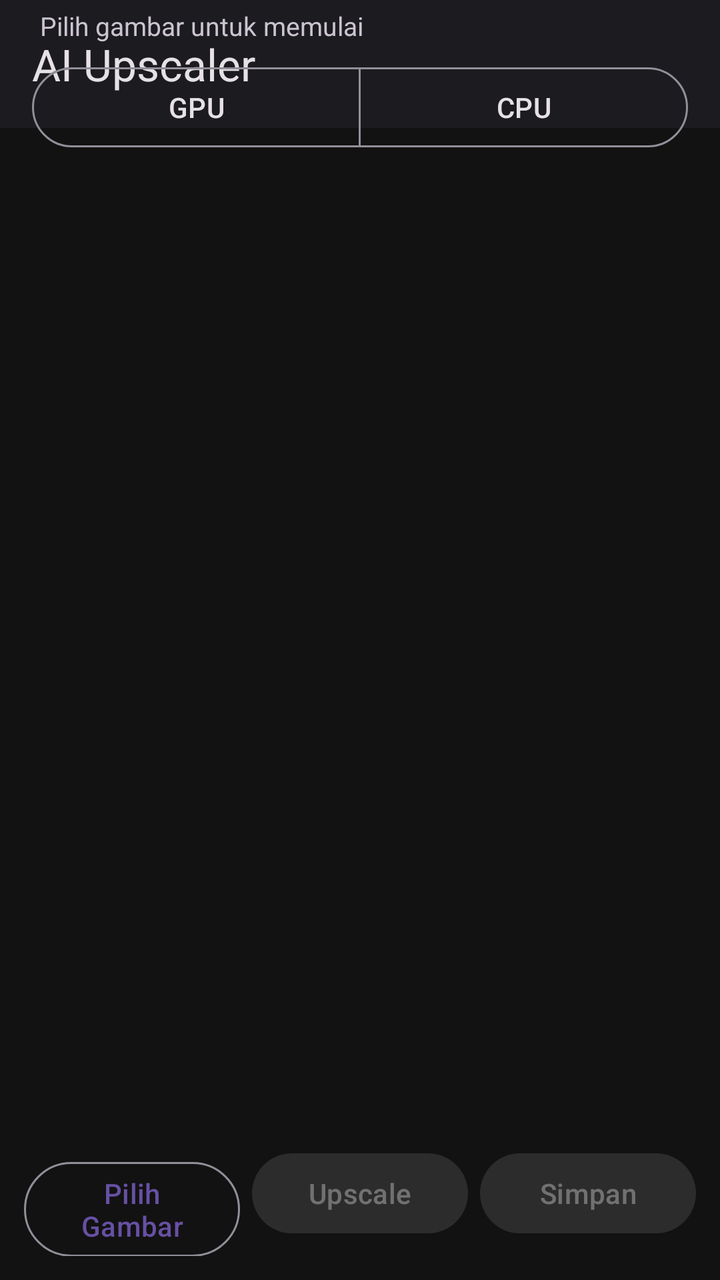
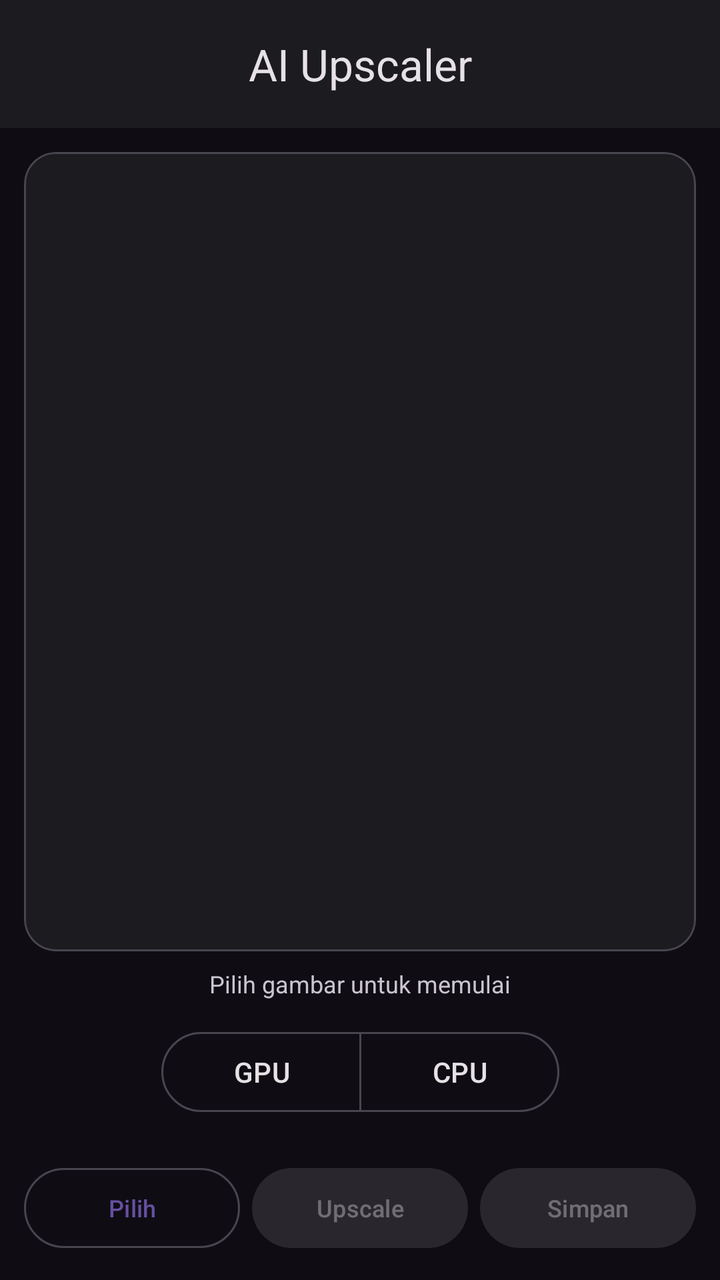

Before-and-after screenshots of an Android layout around one commit, followed by the original layout XML and the change that was made.
<!-- AndroidManifest.xml: application theme Theme.AIUpscaler -->
<!-- res/layout/activity_main.xml -->
<?xml version="1.0" encoding="utf-8"?>
<androidx.constraintlayout.widget.ConstraintLayout
    xmlns:android="http://schemas.android.com/apk/res/android"
    xmlns:app="http://schemas.android.com/apk/res-auto"
    android:layout_width="match_parent"
    android:layout_height="match_parent"
    android:background="?android:colorBackground">

    <com.google.android.material.appbar.MaterialToolbar
        android:id="@+id/toolbar"
        android:layout_width="0dp"
        android:layout_height="?attr/actionBarSize"
        android:background="@color/md_surface"
        app:title="@string/app_name"
        app:titleTextColor="@color/md_on_surface"
        app:layout_constraintTop_toTopOf="parent"
        app:layout_constraintStart_toStartOf="parent"
        app:layout_constraintEnd_toEndOf="parent"/>

    <com.google.android.material.card.MaterialCardView
        android:id="@+id/cardImage"
        android:layout_width="0dp"
        android:layout_height="0dp"
        android:layout_margin="12dp"
        app:cardBackgroundColor="@color/md_surface_variant"
        app:cardCornerRadius="20dp"
        app:cardElevation="4dp"
        app:layout_constraintTop_toBottomOf="@id/toolbar"
        app:layout_constraintBottom_toTopOf="@id/tvInfo"
        app:layout_constraintStart_toStartOf="parent"
        app:layout_constraintEnd_toEndOf="parent">

        <FrameLayout
            android:layout_width="match_parent"
            android:layout_height="match_parent">

            <ImageView
                android:id="@+id/imagePreview"
                android:layout_width="match_parent"
                android:layout_height="match_parent"
                android:scaleType="fitCenter"/>

            <com.google.android.material.progressindicator.LinearProgressIndicator
                android:id="@+id/linearProgress"
                android:layout_width="match_parent"
                android:layout_height="wrap_content"
                android:layout_gravity="bottom"
                android:visibility="invisible"
                app:indicatorColor="@color/md_primary"
                app:trackColor="@color/md_surface_variant"/>
        </FrameLayout>
    </com.google.android.material.card.MaterialCardView>

    <TextView
        android:id="@+id/tvInfo"
        android:layout_width="0dp"
        android:layout_height="wrap_content"
        android:layout_marginHorizontal="20dp"
        android:layout_marginTop="4dp"
        android:text="@string/info_idle"
        android:textColor="@color/md_on_surface_variant"
        android:textSize="13sp"
        app:layout_constraintTop_toBottomOf="@id/cardImage"
        app:layout_constraintStart_toStartOf="parent"
        app:layout_constraintEnd_toEndOf="parent"/>

    <com.google.android.material.button.MaterialButtonToggleGroup
        android:id="@+id/toggleBackend"
        android:layout_width="0dp"
        android:layout_height="wrap_content"
        android:layout_marginHorizontal="16dp"
        android:layout_marginTop="8dp"
        app:selectionRequired="true"
        app:singleSelection="true"
        app:layout_constraintTop_toBottomOf="@id/tvInfo"
        app:layout_constraintStart_toStartOf="parent"
        app:layout_constraintEnd_toEndOf="parent">

        <com.google.android.material.button.MaterialButton
            android:id="@+id/btnGpu"
            style="?attr/materialButtonOutlinedStyle"
            android:layout_width="0dp"
            android:layout_height="wrap_content"
            android:layout_weight="1"
            android:text="GPU"/>

        <com.google.android.material.button.MaterialButton
            android:id="@+id/btnCpu"
            style="?attr/materialButtonOutlinedStyle"
            android:layout_width="0dp"
            android:layout_height="wrap_content"
            android:layout_weight="1"
            android:text="CPU"/>
    </com.google.android.material.button.MaterialButtonToggleGroup>

    <LinearLayout
        android:layout_width="0dp"
        android:layout_height="wrap_content"
        android:orientation="horizontal"
        android:padding="12dp"
        app:layout_constraintBottom_toBottomOf="parent"
        app:layout_constraintStart_toStartOf="parent"
        app:layout_constraintEnd_toEndOf="parent">

        <com.google.android.material.button.MaterialButton
            android:id="@+id/btnPick"
            style="@style/Widget.Material3.Button.OutlinedButton"
            android:layout_width="0dp"
            android:layout_height="wrap_content"
            android:layout_weight="1"
            android:layout_marginEnd="6dp"
            android:text="@string/pick_image"/>

        <com.google.android.material.button.MaterialButton
            android:id="@+id/btnUpscale"
            android:layout_width="0dp"
            android:layout_height="wrap_content"
            android:layout_weight="1"
            android:layout_marginEnd="6dp"
            android:enabled="false"
            android:text="@string/upscale"/>

        <com.google.android.material.button.MaterialButton
            android:id="@+id/btnSave"
            style="@style/Widget.Material3.Button.TonalButton"
            android:layout_width="0dp"
            android:layout_height="wrap_content"
            android:layout_weight="1"
            android:enabled="false"
            android:text="@string/save"/>
    </LinearLayout>
</androidx.constraintlayout.widget.ConstraintLayout>
<!-- resources referenced by this layout -->
<resources>
  <color name="md_on_surface">#E6E1E5</color>
  <color name="md_on_surface_variant">#CAC4D0</color>
  <color name="md_primary">#6750A4</color>
  <color name="md_surface">#1C1B1F</color>
  <color name="md_surface_variant">#49454F</color>
  <string name="app_name">AI Upscaler</string>
  <string name="info_idle">Pilih gambar untuk memulai</string>
  <string name="pick_image">Pilih Gambar</string>
  <string name="save">Simpan</string>
  <string name="upscale">Upscale</string>
  <style name="Theme.AIUpscaler" parent="Theme.Material3.Dark.NoActionBar">
          <item name="colorPrimary">@color/md_primary</item>
          <item name="colorOnPrimary">@color/md_on_primary</item>
          <item name="colorPrimaryContainer">@color/md_primary_container</item>
          <item name="colorOnPrimaryContainer">@color/md_on_primary_container</item>
          <item name="android:colorBackground">@color/md_background</item>
          <item name="colorSurface">@color/md_surface</item>
          <item name="colorSurfaceVariant">@color/md_surface_variant</item>
          <item name="colorOnSurface">@color/md_on_surface</item>
          <item name="colorOnSurfaceVariant">@color/md_on_surface_variant</item>
          <item name="android:statusBarColor">@color/md_surface</item>
      </style>
  <color name="md_on_primary">#FFFFFF</color>
  <color name="md_primary_container">#EADDFF</color>
  <color name="md_on_primary_container">#21005D</color>
  <color name="md_background">#121212</color>
</resources>

<!-- the commit's change to res/layout/activity_main.xml (unified diff, before → after) -->
@@ -4,7 +4,7 @@
     xmlns:app="http://schemas.android.com/apk/res-auto"
     android:layout_width="match_parent"
     android:layout_height="match_parent"
-    android:background="?android:colorBackground">
+    android:background="@color/md_background">
 
     <com.google.android.material.appbar.MaterialToolbar
         android:id="@+id/toolbar"
@@ -13,6 +13,7 @@
         android:background="@color/md_surface"
         app:title="@string/app_name"
         app:titleTextColor="@color/md_on_surface"
+        app:titleCentered="true"
         app:layout_constraintTop_toTopOf="parent"
         app:layout_constraintStart_toStartOf="parent"
         app:layout_constraintEnd_toEndOf="parent"/>
@@ -21,10 +22,14 @@
         android:id="@+id/cardImage"
         android:layout_width="0dp"
         android:layout_height="0dp"
-        android:layout_margin="12dp"
-        app:cardBackgroundColor="@color/md_surface_variant"
-        app:cardCornerRadius="20dp"
-        app:cardElevation="4dp"
+        android:layout_marginStart="12dp"
+        android:layout_marginEnd="12dp"
+        android:layout_marginTop="12dp"
+        app:cardBackgroundColor="@color/md_surface"
+        app:cardCornerRadius="16dp"
+        app:cardElevation="0dp"
+        app:strokeColor="@color/md_outline"
+        app:strokeWidth="1dp"
         app:layout_constraintTop_toBottomOf="@id/toolbar"
         app:layout_constraintBottom_toTopOf="@id/tvInfo"
         app:layout_constraintStart_toStartOf="parent"
@@ -38,6 +43,8 @@
                 android:id="@+id/imagePreview"
                 android:layout_width="match_parent"
                 android:layout_height="match_parent"
+                android:layout_margin="8dp"
+                android:contentDescription="@string/app_name"
                 android:scaleType="fitCenter"/>
 
             <com.google.android.material.progressindicator.LinearProgressIndicator
@@ -47,7 +54,8 @@
                 android:layout_gravity="bottom"
                 android:visibility="invisible"
                 app:indicatorColor="@color/md_primary"
-                app:trackColor="@color/md_surface_variant"/>
+                app:trackColor="@color/md_surface_variant"
+                app:trackCornerRadius="8dp"/>
         </FrameLayout>
     </com.google.android.material.card.MaterialCardView>
 
@@ -55,21 +63,22 @@
         android:id="@+id/tvInfo"
         android:layout_width="0dp"
         android:layout_height="wrap_content"
-        android:layout_marginHorizontal="20dp"
-        android:layout_marginTop="4dp"
+        android:layout_marginStart="20dp"
+        android:layout_marginEnd="20dp"
+        android:layout_marginTop="8dp"
         android:text="@string/info_idle"
         android:textColor="@color/md_on_surface_variant"
-        android:textSize="13sp"
+        android:textSize="12sp"
+        android:gravity="center"
         app:layout_constraintTop_toBottomOf="@id/cardImage"
         app:layout_constraintStart_toStartOf="parent"
         app:layout_constraintEnd_toEndOf="parent"/>
 
     <com.google.android.material.button.MaterialButtonToggleGroup
         android:id="@+id/toggleBackend"
-        android:layout_width="0dp"
+        android:layout_width="wrap_content"
         android:layout_height="wrap_content"
-        android:layout_marginHorizontal="16dp"
-        android:layout_marginTop="8dp"
+        android:layout_marginTop="12dp"
         app:selectionRequired="true"
         app:singleSelection="true"
         app:layout_constraintTop_toBottomOf="@id/tvInfo"
@@ -79,25 +88,28 @@
         <com.google.android.material.button.MaterialButton
             android:id="@+id/btnGpu"
             style="?attr/materialButtonOutlinedStyle"
-            android:layout_width="0dp"
+            android:layout_width="wrap_content"
             android:layout_height="wrap_content"
-            android:layout_weight="1"
+            android:minWidth="100dp"
             android:text="GPU"/>
 
         <com.google.android.material.button.MaterialButton
             android:id="@+id/btnCpu"
             style="?attr/materialButtonOutlinedStyle"
-            android:layout_width="0dp"
+            android:layout_width="wrap_content"
             android:layout_height="wrap_content"
-            android:layout_weight="1"
+            android:minWidth="100dp"
             android:text="CPU"/>
     </com.google.android.material.button.MaterialButtonToggleGroup>
 
     <LinearLayout
+        android:id="@+id/buttonRow"
         android:layout_width="0dp"
         android:layout_height="wrap_content"
         android:orientation="horizontal"
         android:padding="12dp"
+        android:layout_marginTop="8dp"
+        app:layout_constraintTop_toBottomOf="@id/toggleBackend"
         app:layout_constraintBottom_toBottomOf="parent"
         app:layout_constraintStart_toStartOf="parent"
         app:layout_constraintEnd_toEndOf="parent">
@@ -106,27 +118,34 @@
             android:id="@+id/btnPick"
             style="@style/Widget.Material3.Button.OutlinedButton"
             android:layout_width="0dp"
-            android:layout_height="wrap_content"
+            android:layout_height="48dp"
             android:layout_weight="1"
             android:layout_marginEnd="6dp"
-            android:text="@string/pick_image"/>
+            android:text="@string/pick_image"
+            android:textSize="12sp"
+            app:cornerRadius="24dp"/>
 
         <com.google.android.material.button.MaterialButton
             android:id="@+id/btnUpscale"
             android:layout_width="0dp"
-            android:layout_height="wrap_content"
+            android:layout_height="48dp"
             android:layout_weight="1"
             android:layout_marginEnd="6dp"
             android:enabled="false"
-            android:text="@string/upscale"/>
+            android:text="@string/upscale"
+            android:textSize="12sp"
+            app:cornerRadius="24dp"/>
 
         <com.google.android.material.button.MaterialButton
             android:id="@+id/btnSave"
             style="@style/Widget.Material3.Button.TonalButton"
             android:layout_width="0dp"
-            android:layout_height="wrap_content"
+            android:layout_height="48dp"
             android:layout_weight="1"
             android:enabled="false"
-            android:text="@string/save"/>
+            android:text="@string/save"
+            android:textSize="12sp"
+            app:cornerRadius="24dp"/>
     </LinearLayout>
+
 </androidx.constraintlayout.widget.ConstraintLayout>
<!-- resource entries referenced after the edit -->
@@ -2,12 +2,13 @@
 <resources>
   <color name="md_on_surface">#E6E1E5</color>
   <color name="md_on_surface_variant">#CAC4D0</color>
+  <color name="md_outline">#49454F</color>
   <color name="md_primary">#6750A4</color>
   <color name="md_surface">#1C1B1F</color>
   <color name="md_surface_variant">#49454F</color>
   <string name="app_name">AI Upscaler</string>
   <string name="info_idle">Pilih gambar untuk memulai</string>
-  <string name="pick_image">Pilih Gambar</string>
+  <string name="pick_image">Pilih</string>
   <string name="save">Simpan</string>
   <string name="upscale">Upscale</string>
   <style name="Theme.AIUpscaler" parent="Theme.Material3.Dark.NoActionBar">
@@ -20,11 +21,12 @@
           <item name="colorSurfaceVariant">@color/md_surface_variant</item>
           <item name="colorOnSurface">@color/md_on_surface</item>
           <item name="colorOnSurfaceVariant">@color/md_on_surface_variant</item>
+          <item name="colorOutline">@color/md_outline</item>
           <item name="android:statusBarColor">@color/md_surface</item>
       </style>
   <color name="md_on_primary">#FFFFFF</color>
   <color name="md_primary_container">#EADDFF</color>
   <color name="md_on_primary_container">#21005D</color>
-  <color name="md_background">#121212</color>
+  <color name="md_background">#0F0D13</color>
 </resources>
 
